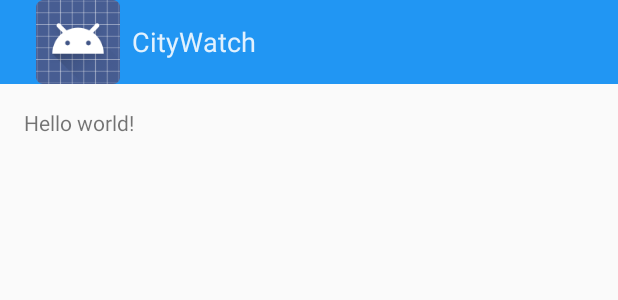
After one commit to StefanEdingerTUM/MyApplication, an Android app: the layout activity_spot.xml on its own in the app's theme, with its tools: preview values and no code run, on a phone screen of 412 x 824 dp. The commit adds this screen. Shown: the top 300 px of the screen. Run offline under Robolectric (Android 15) with nearby library versions, the phone set to English and light mode, and no system bars.

Commit message:
added some parking spots to map and an empty spot activity

```diff
--- a/app/src/main/AndroidManifest.xml
+++ b/app/src/main/AndroidManifest.xml
@@ -9,7 +9,7 @@
     -->
     <uses-permission android:name="android.permission.ACCESS_FINE_LOCATION" />
     <uses-permission android:name="android.permission.INTERNET" />
-    <uses-permission android:name="android.permission.ACCESS_NETWORK_STATE"/>
+    <uses-permission android:name="android.permission.ACCESS_NETWORK_STATE" />
 
     <application
         android:allowBackup="true"
@@ -51,6 +51,10 @@
             android:name=".ScrollingActivity"
             android:label="@string/title_activity_scrolling" >
         </activity>
+        <activity
+            android:name=".SpotActivity"
+            android:label="@string/title_activity_spot" >
+        </activity>
     </application>
 
 </manifest>
--- a/app/src/main/java/de/tum/citywatch/MainActivity.java
+++ b/app/src/main/java/de/tum/citywatch/MainActivity.java
@@ -50,7 +50,6 @@ public class MainActivity extends Activity
         // update the main content by replacing fragments
         FragmentManager fragmentManager = getFragmentManager();
         Fragment fragment=null;
-        //TODO::
         if (position == 0) {
             fragment = new ParkMapFragment();
         } else if (position == 1) {
--- /dev/null
+++ b/app/src/main/res/layout/activity_spot.xml
@@ -0,0 +1,12 @@
+<RelativeLayout xmlns:android="http://schemas.android.com/apk/res/android"
+    xmlns:tools="http://schemas.android.com/tools" android:layout_width="match_parent"
+    android:layout_height="match_parent" android:paddingLeft="@dimen/activity_horizontal_margin"
+    android:paddingRight="@dimen/activity_horizontal_margin"
+    android:paddingTop="@dimen/activity_vertical_margin"
+    android:paddingBottom="@dimen/activity_vertical_margin"
+    tools:context="de.tum.citywatch.SpotActivity">
+
+    <TextView android:text="@string/hello_world" android:layout_width="wrap_content"
+        android:layout_height="wrap_content" />
+
+</RelativeLayout>
--- /dev/null
+++ b/app/src/main/res/menu/menu_spot.xml
@@ -0,0 +1,4 @@
+<menu xmlns:android="http://schemas.android.com/apk/res/android"
+    xmlns:app="http://schemas.android.com/apk/res-auto"
+    xmlns:tools="http://schemas.android.com/tools" tools:context="de.tum.citywatch.SpotActivity">
+</menu>
--- a/app/src/main/res/values/strings.xml
+++ b/app/src/main/res/values/strings.xml
@@ -13,8 +13,7 @@
     <string name="action_settings">Settings</string>
     <string name="title_activity_park">Search</string>
     <string name="title_activity_scrolling">ScrollingActivity</string>
-    <string name="large_text">
-        "Material is the metaphor.\n\n"
+    <string name="large_text">        "Material is the metaphor.\n\n"
 
         "A material metaphor is the unifying theory of a rationalized space and a system of motion."
         "The material is grounded in tactile reality, inspired by the study of paper and ink, yet "
@@ -100,24 +99,21 @@
         "user picks up a card, or it can move if a snackbar appears.\n"
         "On the layout level, design your app layout to minimize opportunities for interference. "
         "For example, position the FAB to one side of stream of a cards so the FAB won’t interfere "
-        "when a user tries to pick up one of cards.\n\n"
-    </string>
+        "when a user tries to pick up one of cards.\n\n"</string>
     <string name="title_activity_settings">Settings</string>
 
     <!-- Strings related to Settings -->
 
+
     <!-- Example General settings -->
     <string name="pref_header_general">General</string>
-
     <string name="pref_title_social_recommendations">Enable social recommendations</string>
     <string name="pref_description_social_recommendations">Recommendations for people to contact
-        based on your message history
-    </string>
-
+        based on your message history</string>
     <string name="pref_title_display_name">Display name</string>
     <string name="pref_default_display_name">John Smith</string>
+    <string name="pref_title_add_friends_to_messages">Add friends to messages</string>
 
-    <string name="pref_title_add_friends_to_messages">Add friends to messages</string>
     <string-array name="pref_example_list_titles">
         <item>Always</item>
         <item>When possible</item>
@@ -131,8 +127,8 @@
 
     <!-- Example settings for Data & Sync -->
     <string name="pref_header_data_sync">Data &amp; sync</string>
+    <string name="pref_title_sync_frequency">Sync frequency</string>
 
-    <string name="pref_title_sync_frequency">Sync frequency</string>
     <string-array name="pref_sync_frequency_titles">
         <item>15 minutes</item>
         <item>30 minutes</item>
@@ -154,12 +150,11 @@
 
     <!-- Example settings for Notifications -->
     <string name="pref_header_notifications">Notifications</string>
-
     <string name="pref_title_new_message_notifications">New message notifications</string>
-
     <string name="pref_title_ringtone">Ringtone</string>
     <string name="pref_ringtone_silent">Silent</string>
-
     <string name="pref_title_vibrate">Vibrate</string>
+    <string name="title_activity_spot">Spot Info</string>
+    <string name="hello_world">Hello world!</string>
 
 </resources>
```
Also changed, not shown: app/src/main/java/de/tum/citywatch/ParkMapFragment.java (+65 -16 lines), app/src/main/java/de/tum/citywatch/SpotActivity.java (added, +30 -0 lines), app/src/main/res/drawable-hdpi/park.png (added).
